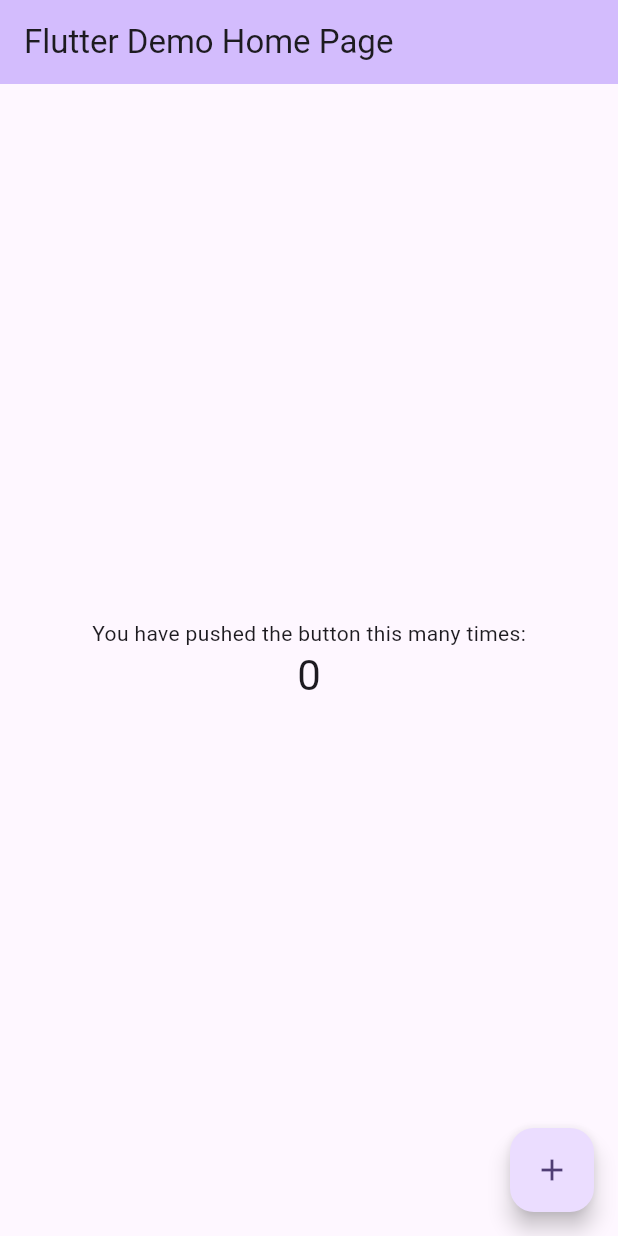
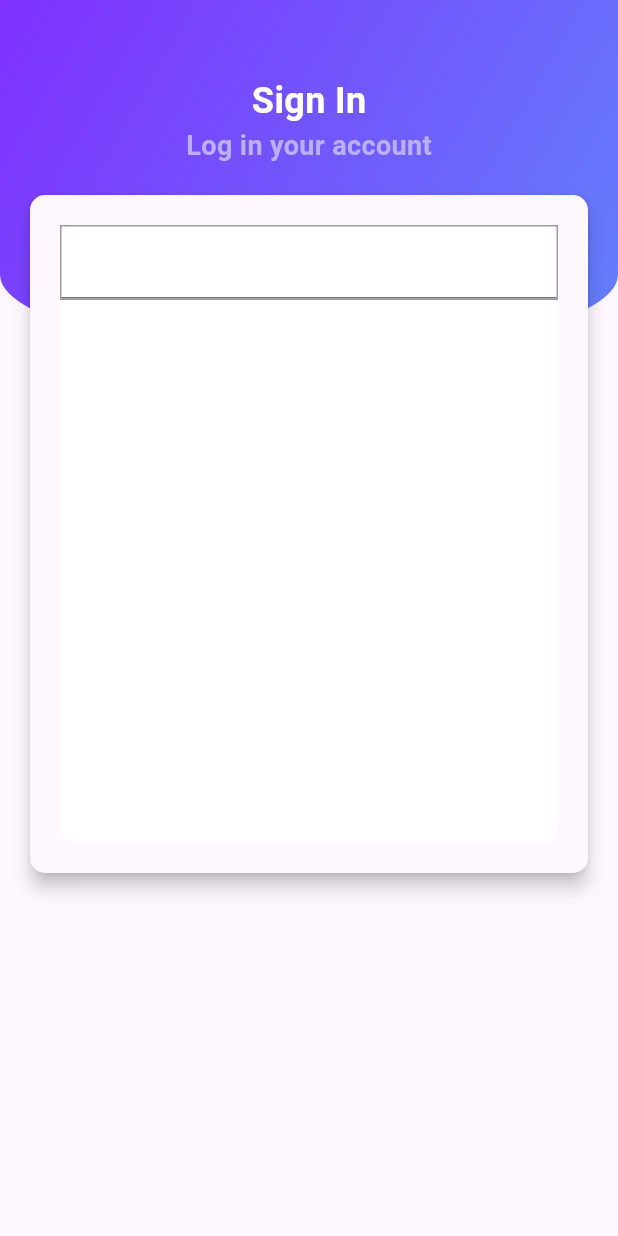
Before and after one commit to FrancisLydz1321/Lydzustre-Francis-SP-ELEC-3b-FINALS, a Flutter app: the screen it shows after launch, on a phone screen of 412 x 824 dp. Run offline on Flutter 3.47's test engine with Material 3 defaults, Android fonts, the phone set to English and light mode, and no system bars.

Commit message:
log in, sign in screen

```diff
--- a/analysis_options.yaml
+++ b/analysis_options.yaml
@@ -21,6 +21,12 @@
   # `// ignore_for_file: name_of_lint` syntax on the line or in the file
   # producing the lint.
   rules:
+    # new add dart codes 5:32
+    prefer_const_constructors: false
+    prefer_const_literals_to_create_immutables: false
+
+
+
     # avoid_print: false  # Uncomment to disable the `avoid_print` rule
     # prefer_single_quotes: true  # Uncomment to enable the `prefer_single_quotes` rule
 
--- a/lib/main.dart
+++ b/lib/main.dart
@@ -1,3 +1,4 @@
+import 'package:chatt_app_finals/pages/signin.dart';
 import 'package:flutter/material.dart';
 
 void main() {
@@ -12,6 +13,7 @@
   Widget build(BuildContext context) {
     return MaterialApp(
       title: 'Flutter Demo',
+      debugShowCheckedModeBanner: false,
       theme: ThemeData(
         // This is the theme of your application.
         //
@@ -31,7 +33,7 @@
         colorScheme: ColorScheme.fromSeed(seedColor: Colors.deepPurple),
         useMaterial3: true,
       ),
-      home: const MyHomePage(title: 'Flutter Demo Home Page'),
+      home: SignIn(),
     );
   }
 }
--- /dev/null
+++ b/lib/pages/signin.dart
@@ -0,0 +1,96 @@
+import 'package:flutter/material.dart';
+
+class SignIn extends StatefulWidget {
+  const SignIn({super.key});
+
+  @override
+  State<SignIn> createState() => _SignInState();
+}
+
+class _SignInState extends State<SignIn> {
+  @override
+  Widget build(BuildContext context) {
+    return Scaffold(
+      body: Container(
+        child: Stack(
+          children: [
+            Container(
+              height: MediaQuery.of(context).size.height / 3.5,
+              width: MediaQuery.of(context).size.width,
+              decoration: BoxDecoration(
+                gradient: LinearGradient(
+                    colors: [Color(0xFF7f30fe), Color(0xFF6380fb)],
+                    begin: Alignment.topLeft,
+                    end: Alignment.bottomRight),
+                borderRadius: BorderRadius.vertical(
+                  bottom: Radius.elliptical(
+                    MediaQuery.of(context).size.width,
+                    105.0,
+                  ),
+                ),
+              ),
+            ),
+            Padding(
+              padding: const EdgeInsets.only(top: 50.0),
+              child: Column(
+                children: [
+                  Center(
+                      child: Text(
+                    "Sign In",
+                    style: TextStyle(
+                      color: Colors.white,
+                      fontSize: 24.0,
+                      fontWeight: FontWeight.bold,
+                    ),
+                  )),
+                  Center(
+                      child: Text(
+                    "Log in your account",
+                    style: TextStyle(
+                      color: Color(0xFFbbb0ff),
+                      fontSize: 18.0,
+                      fontWeight: FontWeight.bold,
+                    ),
+                  )),
+                  Container(
+                    margin: EdgeInsets.symmetric(
+                      vertical: 20.0,
+                      horizontal: 20.0,
+                    ),
+                    child: Material(
+                      elevation: 5.0,
+                      borderRadius: BorderRadius.circular(10),
+                      child: Container(
+                        margin: EdgeInsets.symmetric(
+                          vertical: 20.0,
+                          horizontal: 20.0,
+                        ),
+                        height: MediaQuery.of(context).size.height / 2,
+                        width: MediaQuery.of(context).size.width,
+                        decoration: BoxDecoration(
+                            color: Colors.white,
+                            borderRadius: BorderRadius.circular(10)),
+                        child: Column(
+                          children: [
+                            Container(
+                              decoration: BoxDecoration(
+                                  border: Border.all(
+                                width: 1.0,
+                                color: Colors.black38,
+                              )),
+                              child: TextField(),
+                            )
+                          ],
+                        ),
+                      ),
+                    ),
+                  ),
+                ],
+              ),
+            )
+          ],
+        ),
+      ),
+    );
+  }
+}
```
